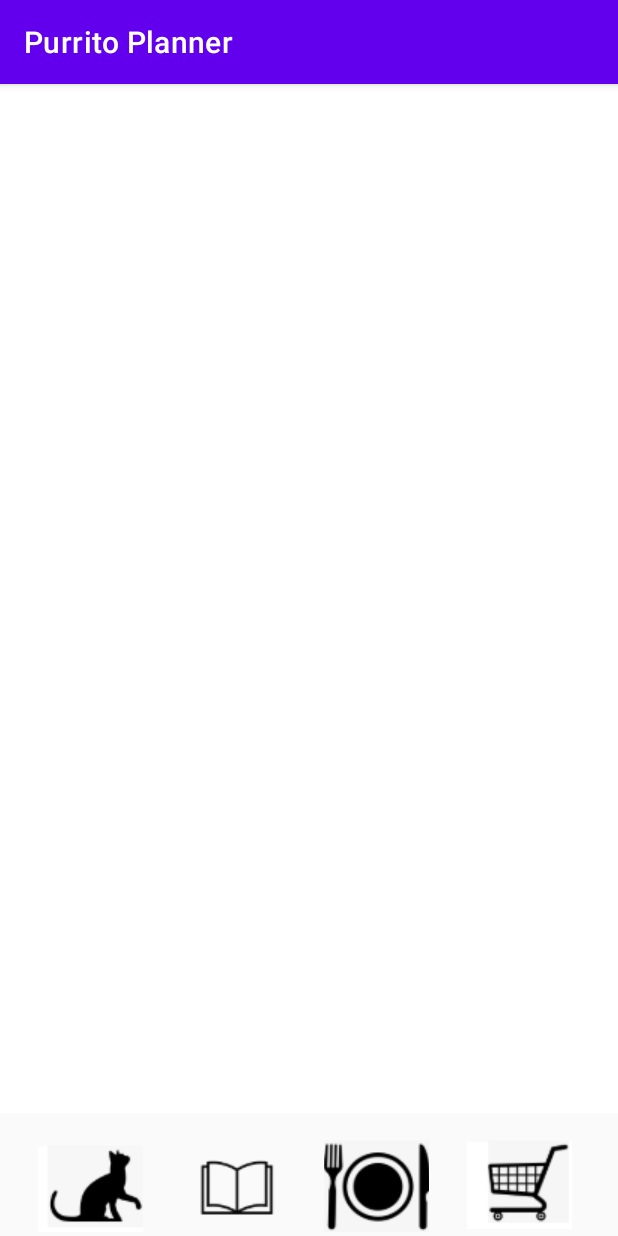
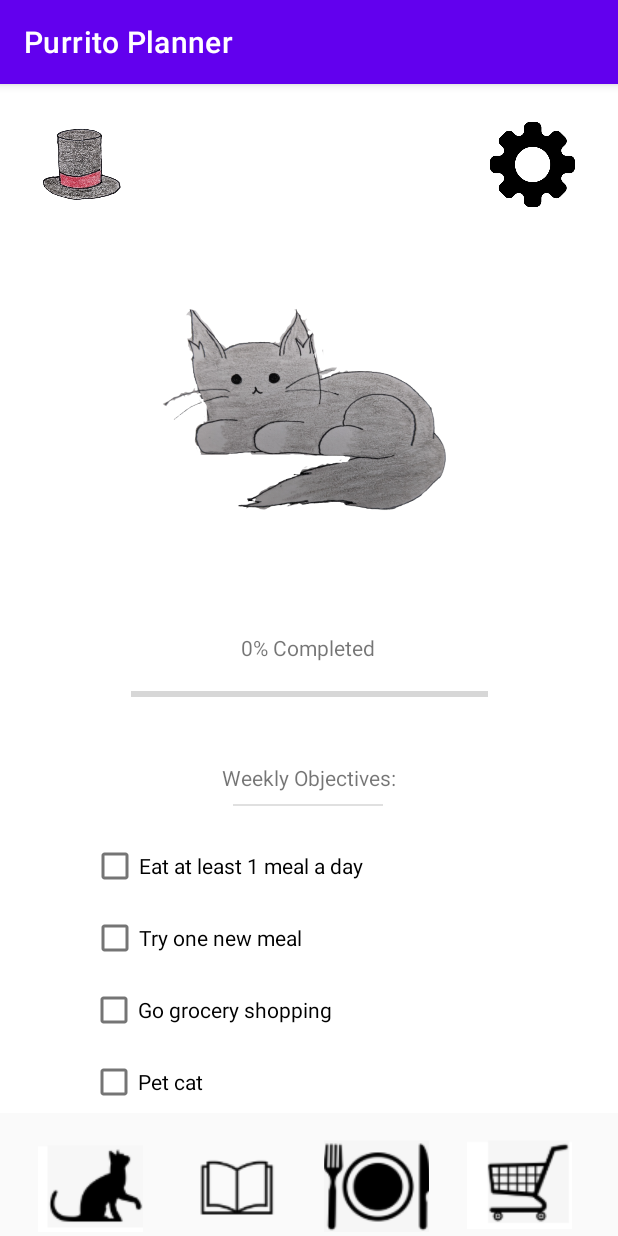
Before and after one commit to suhadewan/Purrito-Planner, an Android app: the screen it shows after launch (MainActivity), on a phone screen of 412 x 824 dp. Run offline under Robolectric (Android 15) with nearby library versions, the phone set to English and light mode, and no system bars.

Commit message:
Added basic navigation using the bottom bar

```diff
--- a/app/src/main/java/com/example/purritoplanner/HomeScreenFragment.kt
+++ b/app/src/main/java/com/example/purritoplanner/HomeScreenFragment.kt
@@ -1,6 +1,19 @@
 package com.example.purritoplanner
 
+import android.os.Bundle
+import android.view.LayoutInflater
+import android.view.View
+import android.view.ViewGroup
 import androidx.fragment.app.Fragment
 
 class HomeScreenFragment : Fragment() {
+
+    override fun onCreateView(
+        inflater: LayoutInflater, container: ViewGroup?,
+        savedInstanceState: Bundle?
+    ): View? {
+        // Inflate the layout for this fragment
+        return inflater.inflate(R.layout.fragment_home_screen, container, false)
+    }
+
 }
--- a/app/src/main/res/layout/activity_main.xml
+++ b/app/src/main/res/layout/activity_main.xml
@@ -15,19 +15,32 @@
         app:layout_constraintStart_toStartOf="parent"
         app:layout_constraintTop_toTopOf="parent">
 
-        <androidx.fragment.app.FragmentContainerView
-            android:id="@+id/fragmentContainerViewControl"
-            android:name="com.example.purritoplanner.HomeScreenFragment"
+        <fragment
+            android:id="@+id/main_screen_fragment_holder"
+            android:name="androidx.navigation.fragment.NavHostFragment"
             android:layout_width="match_parent"
-            android:layout_height="match_parent"
+            android:layout_height="0dp"
+            app:layout_constraintLeft_toLeftOf="parent"
+            app:layout_constraintRight_toRightOf="parent"
+            app:layout_constraintTop_toTopOf="parent"
+            app:defaultNavHost="true"
             android:layout_weight="1"
-            tools:layout="@layout/fragment_home_screen" />
+            app:navGraph="@navigation/nav_graph" />
+
+<!--        <androidx.fragment.app.FragmentContainerView-->
+<!--            android:id="@+id/fragmentContainerViewControl"-->
+<!--            android:name="com.example.purritoplanner.HomeScreenFragment"-->
+<!--            android:layout_width="match_parent"-->
+<!--            android:layout_height="match_parent"-->
+<!--            android:layout_weight="1"-->
+<!--            tools:layout="@layout/fragment_home_screen" />-->
 
         <LinearLayout
             android:layout_width="match_parent"
             android:layout_height="wrap_content"
             android:background="#fafafa"
             android:orientation="horizontal"
+            android:id="@+id/bottomNav"
             app:layout_constraintBottom_toBottomOf="parent">
 
             <ImageButton
@@ -36,8 +49,11 @@
                 android:layout_height="72dp"
                 android:layout_marginStart="25dp"
                 android:layout_marginTop="10dp"
-
-                app:srcCompat="@drawable/cat_button" />
+                android:clickable="true"
+                android:focusable="true"
+                android:onClick="onNavigationClick"
+                app:srcCompat="@drawable/cat_button"
+                tools:ignore="ContentDescription" />
 
             <ImageButton
                 android:id="@+id/planButton"
@@ -45,7 +61,11 @@
                 android:layout_height="72dp"
                 android:layout_marginStart="25dp"
                 android:layout_marginTop="10dp"
-                app:srcCompat="@drawable/planner_button" />
+                android:clickable="true"
+                android:focusable="true"
+                android:onClick="onNavigationClick"
+                app:srcCompat="@drawable/planner_button"
+                tools:ignore="ContentDescription" />
 
             <ImageButton
                 android:id="@+id/mealButton"
@@ -53,7 +73,11 @@
                 android:layout_height="72dp"
                 android:layout_marginStart="25dp"
                 android:layout_marginTop="10dp"
-                app:srcCompat="@drawable/meal_button" />
+                android:clickable="true"
+                android:focusable="true"
+                android:onClick="onNavigationClick"
+                app:srcCompat="@drawable/meal_button"
+                tools:ignore="ContentDescription" />
 
             <ImageButton
                 android:id="@+id/shopButton"
@@ -61,7 +85,11 @@
                 android:layout_height="72dp"
                 android:layout_marginStart="25dp"
                 android:layout_marginTop="10dp"
-                app:srcCompat="@drawable/shop_button" />
+                android:clickable="true"
+                android:focusable="true"
+                android:onClick="onNavigationClick"
+                app:srcCompat="@drawable/shop_button"
+                tools:ignore="ContentDescription" />
 
         </LinearLayout>
 
--- a/app/src/main/res/layout/fragment_edit_shopping_list.xml
+++ b/app/src/main/res/layout/fragment_edit_shopping_list.xml
@@ -10,7 +10,7 @@
         android:layout_width="wrap_content"
         android:layout_height="wrap_content"
         android:text="Done Editing"
-        android:backgroundTint="@color/material_dynamic_neutral60"
+        android:backgroundTint="#D1D1D1"
         app:layout_constraintBottom_toBottomOf="parent"
         app:layout_constraintEnd_toEndOf="parent"
         app:layout_constraintHorizontal_bias="0.498"
--- a/app/src/main/res/layout/fragment_shopping_list.xml
+++ b/app/src/main/res/layout/fragment_shopping_list.xml
@@ -10,7 +10,7 @@
         android:layout_width="wrap_content"
         android:layout_height="wrap_content"
         android:text="Edit"
-        android:backgroundTint="@color/material_dynamic_neutral60"
+        android:backgroundTint="#D1D1D1"
         app:layout_constraintBottom_toBottomOf="parent"
         app:layout_constraintEnd_toEndOf="parent"
         app:layout_constraintHorizontal_bias="0.498"
--- a/app/src/main/res/navigation/nav_graph.xml
+++ b/app/src/main/res/navigation/nav_graph.xml
@@ -18,19 +18,19 @@
         tools:layout="@layout/fragment_calendar" />
 
     <fragment
-        android:id="@+id/chooseHat"
+        android:id="@+id/chooseHatFragment"
         android:name="com.example.purritoplanner.ChooseHatFragment"
         android:label="fragment_choose_hat"
         tools:layout="@layout/fragment_choose_hat" />
 
     <fragment
-        android:id="@+id/editShoppingList"
+        android:id="@+id/editShoppingListFragment"
         android:name="com.example.purritoplanner.EditShoppingListFragment"
         android:label="fragment_edit_shopping_list"
         tools:layout="@layout/fragment_edit_shopping_list" />
 
     <fragment
-        android:id="@+id/newGroceryItem"
+        android:id="@+id/newGroceryItemFragment"
         android:name="com.example.purritoplanner.NewGroceryItemFragment"
         android:label="fragment_new_grocery_item"
         tools:layout="@layout/fragment_new_grocery_item" />
@@ -42,19 +42,19 @@
         tools:layout="@layout/fragment_new_recipe" />
 
     <fragment
-        android:id="@+id/settings"
+        android:id="@+id/settingsFragment"
         android:name="com.example.purritoplanner.SettingsFragment"
         android:label="fragment_settings"
         tools:layout="@layout/fragment_settings" />
 
     <fragment
-        android:id="@+id/shoppingList"
+        android:id="@+id/shoppingListFragment"
         android:name="com.example.purritoplanner.ShoppingListFragment"
         android:label="fragment_shopping_list"
         tools:layout="@layout/fragment_shopping_list" />
 
     <fragment
-        android:id="@+id/viewRecipe"
+        android:id="@+id/viewRecipeFragment"
         android:name="com.example.purritoplanner.ViewRecipeFragment"
         android:label="fragment_view_recipe"
         tools:layout="@layout/fragment_view_recipe" />
```
Also changed, not shown: app/src/main/java/com/example/purritoplanner/CalendarFragment.kt (+13 -0 lines), app/src/main/java/com/example/purritoplanner/MainActivity.kt (+26 -0 lines), app/src/main/java/com/example/purritoplanner/ShoppingListFragment.kt (+13 -0 lines).
